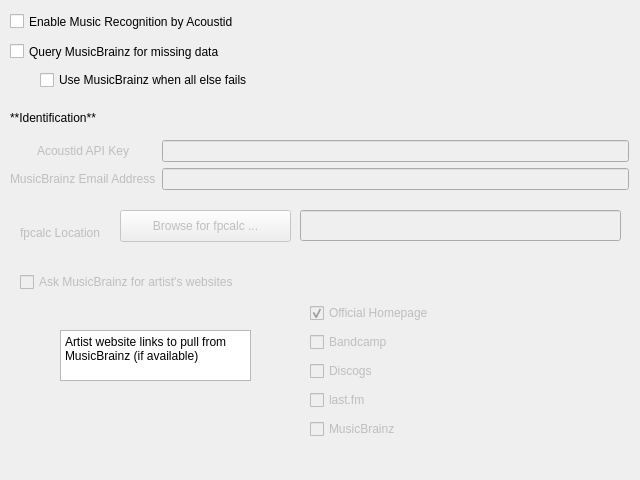
The window that nowplaying/resources/ui/recognition_acoustidmb.ui (whatsnowplaying/whats-now-playing) describes before a commit, drawn with Qt 5.
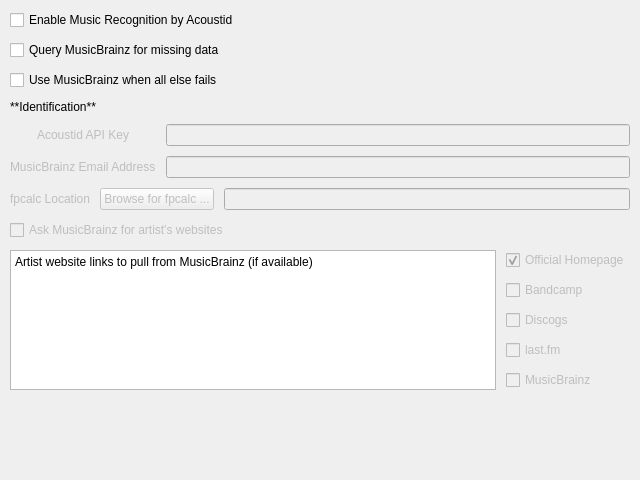
The same window after the commit.

Diff of the .ui file:
```diff
--- a/nowplaying/resources/ui/recognition_acoustidmb.ui
+++ b/nowplaying/resources/ui/recognition_acoustidmb.ui
@@ -16,18 +16,39 @@
   <property name="displayName" stdset="0">
    <string>AcoustID/MusicBrainz</string>
   </property>
+  <layout class="QVBoxLayout" name="main_layout">
+   <property name="margin">
+    <number>10</number>
+   </property>
+   <property name="spacing">
+    <number>10</number>
+   </property>
+   <item>
+    <widget class="QCheckBox" name="acoustid_checkbox">
+     <property name="text">
+      <string>Enable Music Recognition by Acoustid </string>
+     </property>
+    </widget>
+   </item>
+   <item>
+    <widget class="QCheckBox" name="musicbrainz_checkbox">
+     <property name="text">
+      <string>Query MusicBrainz for missing data</string>
+     </property>
+    </widget>
+   </item>
+   <item>
+    <widget class="QCheckBox" name="mb_fallback_checkbox">
+     <property name="text">
+      <string>Use MusicBrainz when all else fails</string>
+     </property>
+    </widget>
+   </item>
+   <item>
   <widget class="QLabel" name="config_label">
    <property name="enabled">
     <bool>true</bool>
    </property>
-   <property name="geometry">
-    <rect>
-     <x>10</x>
-     <y>110</y>
-     <width>311</width>
-     <height>16</height>
-    </rect>
-   </property>
    <property name="text">
     <string>**Identification**</string>
    </property>
@@ -35,18 +56,11 @@
     <enum>Qt::MarkdownText</enum>
    </property>
   </widget>
-  <widget class="QWidget" name="formLayoutWidget">
-   <property name="geometry">
-    <rect>
-     <x>10</x>
-     <y>140</y>
-     <width>619</width>
-     <height>71</height>
-    </rect>
-   </property>
+   </item>
+   <item>
    <layout class="QFormLayout" name="auth_form_layout">
     <property name="fieldGrowthPolicy">
-     <enum>QFormLayout::ExpandingFieldsGrow</enum>
+      <enum>QFormLayout::AllNonFixedFieldsGrow</enum>
     </property>
     <property name="labelAlignment">
      <set>Qt::AlignCenter</set>
@@ -69,12 +83,6 @@
       <property name="enabled">
        <bool>false</bool>
       </property>
-      <property name="minimumSize">
-       <size>
-        <width>448</width>
-        <height>0</height>
-       </size>
-      </property>
       <property name="echoMode">
        <enum>QLineEdit::Password</enum>
       </property>
@@ -95,153 +103,63 @@
       <property name="enabled">
        <bool>false</bool>
       </property>
-      <property name="minimumSize">
-       <size>
-        <width>448</width>
-        <height>0</height>
-       </size>
-      </property>
      </widget>
     </item>
    </layout>
-  </widget>
-  <widget class="QCheckBox" name="acoustid_checkbox">
-   <property name="geometry">
-    <rect>
-     <x>10</x>
-     <y>10</y>
-     <width>251</width>
-     <height>23</height>
-    </rect>
-   </property>
-   <property name="text">
-    <string>Enable Music Recognition by Acoustid </string>
-   </property>
-  </widget>
+   </item>
+   <item>
+    <layout class="QHBoxLayout" name="fpcalc_layout">
+     <item>
   <widget class="QLabel" name="fpcalcexe_label">
    <property name="enabled">
     <bool>false</bool>
    </property>
-   <property name="geometry">
-    <rect>
-     <x>20</x>
-     <y>220</y>
-     <width>98</width>
-     <height>25</height>
-    </rect>
-   </property>
    <property name="text">
     <string>fpcalc Location</string>
    </property>
   </widget>
-  <widget class="QLineEdit" name="fpcalcexe_lineedit">
-   <property name="enabled">
-    <bool>false</bool>
-   </property>
-   <property name="geometry">
-    <rect>
-     <x>300</x>
-     <y>210</y>
-     <width>321</width>
-     <height>31</height>
-    </rect>
-   </property>
-   <property name="minimumSize">
-    <size>
-     <width>321</width>
-     <height>0</height>
-    </size>
-   </property>
-  </widget>
+     </item>
+     <item>
   <widget class="QPushButton" name="fpcalcexe_button">
    <property name="enabled">
     <bool>false</bool>
    </property>
-   <property name="geometry">
-    <rect>
-     <x>120</x>
-     <y>210</y>
-     <width>171</width>
-     <height>32</height>
-    </rect>
-   </property>
    <property name="text">
     <string>Browse for fpcalc ...</string>
    </property>
   </widget>
-  <widget class="QWidget" name="gridLayoutWidget">
-   <property name="geometry">
-    <rect>
-     <x>310</x>
-     <y>300</y>
-     <width>191</width>
-     <height>146</height>
-    </rect>
-   </property>
-   <layout class="QGridLayout" name="websitedata_gridlayout">
-    <item row="2" column="0">
-     <widget class="QCheckBox" name="ws_bandcamp_checkbox">
-      <property name="enabled">
-       <bool>false</bool>
-      </property>
-      <property name="text">
-       <string>Bandcamp</string>
-      </property>
-     </widget>
-    </item>
-    <item row="6" column="0">
-     <widget class="QCheckBox" name="ws_musicbrainz_checkbox">
+     </item>
+     <item>
+      <widget class="QLineEdit" name="fpcalcexe_lineedit">
       <property name="enabled">
        <bool>false</bool>
-      </property>
-      <property name="text">
-       <string>MusicBrainz</string>
-      </property>
-     </widget>
-    </item>
-    <item row="0" column="0">
-     <widget class="QCheckBox" name="ws_homepage_checkbox">
-      <property name="enabled">
-       <bool>false</bool>
-      </property>
-      <property name="text">
-       <string>Official Homepage</string>
-      </property>
-      <property name="checked">
-       <bool>true</bool>
-      </property>
-     </widget>
-    </item>
-    <item row="5" column="0">
-     <widget class="QCheckBox" name="ws_lastfm_checkbox">
-      <property name="enabled">
-       <bool>false</bool>
-      </property>
-      <property name="text">
-       <string>last.fm</string>
-      </property>
-     </widget>
-    </item>
-    <item row="4" column="0">
-     <widget class="QCheckBox" name="ws_discogs_checkbox">
-      <property name="enabled">
-       <bool>false</bool>
-      </property>
-      <property name="text">
-       <string>Discogs</string>
       </property>
      </widget>
     </item>
    </layout>
-  </widget>
+   </item>
+   <item>
+    <widget class="QCheckBox" name="websites_checkbox">
+     <property name="enabled">
+      <bool>false</bool>
+     </property>
+     <property name="text">
+      <string>Ask MusicBrainz for artist's websites</string>
+     </property>
+     <property name="checked">
+      <bool>false</bool>
+     </property>
+    </widget>
+   </item>
+   <item>
+    <layout class="QHBoxLayout" name="websites_layout">
+     <item>
   <widget class="QTextBrowser" name="textBrowser">
-   <property name="geometry">
-    <rect>
-     <x>60</x>
-     <y>330</y>
-     <width>191</width>
-     <height>51</height>
-    </rect>
+       <property name="sizePolicy">
+        <sizepolicy hsizetype="Expanding" vsizetype="Preferred">
+         <horstretch>0</horstretch>
+         <verstretch>0</verstretch>
+        </sizepolicy>
    </property>
    <property name="html">
     <string>&lt;!DOCTYPE HTML PUBLIC &quot;-//W3C//DTD HTML 4.0//EN&quot; &quot;http://www.w3.org/TR/REC-html40/strict.dtd&quot;&gt;
@@ -254,51 +172,80 @@
 &lt;p style=&quot;margin-top:0px; margin-bottom:0px; margin-left:0px; margin-right:0px; -qt-block-indent:0; text-indent:0px&quot;&gt;Artist website links to pull from MusicBrainz (if available)&lt;/p&gt;&lt;/body&gt;&lt;/html&gt;</string>
    </property>
   </widget>
-  <widget class="QCheckBox" name="websites_checkbox">
+     </item>
+     <item>
+      <layout class="QVBoxLayout" name="websitedata_gridlayout">
+       <item>
+        <widget class="QCheckBox" name="ws_homepage_checkbox">
    <property name="enabled">
     <bool>false</bool>
    </property>
-   <property name="geometry">
-    <rect>
-     <x>20</x>
-     <y>270</y>
-     <width>261</width>
-     <height>24</height>
-    </rect>
-   </property>
    <property name="text">
-    <string>Ask MusicBrainz for artist's websites</string>
+          <string>Official Homepage</string>
    </property>
    <property name="checked">
+          <bool>true</bool>
+         </property>
+        </widget>
+       </item>
+       <item>
+        <widget class="QCheckBox" name="ws_bandcamp_checkbox">
+         <property name="enabled">
     <bool>false</bool>
    </property>
-  </widget>
-  <widget class="QCheckBox" name="musicbrainz_checkbox">
-   <property name="geometry">
-    <rect>
-     <x>10</x>
-     <y>40</y>
-     <width>251</width>
-     <height>23</height>
-    </rect>
+         <property name="text">
+          <string>Bandcamp</string>
+         </property>
+        </widget>
+       </item>
+       <item>
+        <widget class="QCheckBox" name="ws_discogs_checkbox">
+         <property name="enabled">
+          <bool>false</bool>
    </property>
    <property name="text">
-    <string>Query MusicBrainz for missing data</string>
-   </property>
-  </widget>
-  <widget class="QCheckBox" name="mb_fallback_checkbox">
-   <property name="geometry">
-    <rect>
-     <x>40</x>
-     <y>70</y>
-     <width>261</width>
-     <height>20</height>
-    </rect>
+          <string>Discogs</string>
+         </property>
+        </widget>
+       </item>
+       <item>
+        <widget class="QCheckBox" name="ws_lastfm_checkbox">
+         <property name="enabled">
+          <bool>false</bool>
    </property>
    <property name="text">
-    <string>Use MusicBrainz when all else fails</string>
-   </property>
-  </widget>
+          <string>last.fm</string>
+         </property>
+        </widget>
+       </item>
+       <item>
+        <widget class="QCheckBox" name="ws_musicbrainz_checkbox">
+         <property name="enabled">
+          <bool>false</bool>
+         </property>
+         <property name="text">
+          <string>MusicBrainz</string>
+         </property>
+        </widget>
+       </item>
+      </layout>
+     </item>
+    </layout>
+   </item>
+   <item>
+    <spacer>
+     <property name="orientation">
+      <enum>Qt::Vertical</enum>
+     </property>
+     <property name="sizeHint" stdset="0">
+      <size>
+       <width>20</width>
+       <height>40</height>
+      </size>
+     </property>
+    </spacer>
+   </item>
+  </layout>
  </widget>
  <resources/>
  <connections>
```
Left out of the diff: 150 changed lines with no effect on the pictures. Lines whose indentation alone changed are shown as unchanged.
